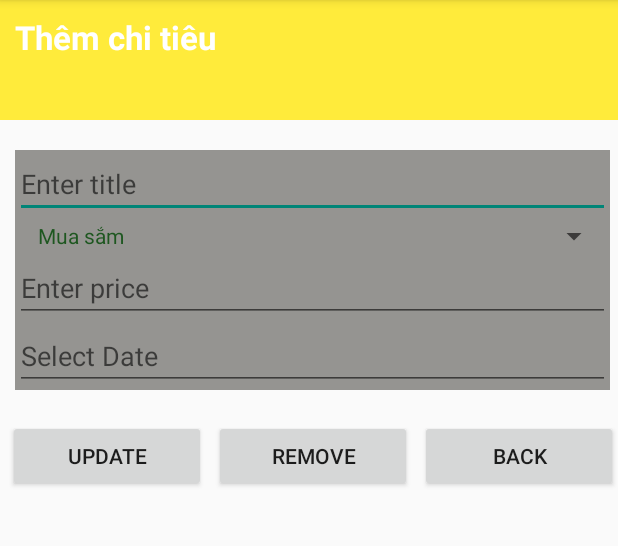
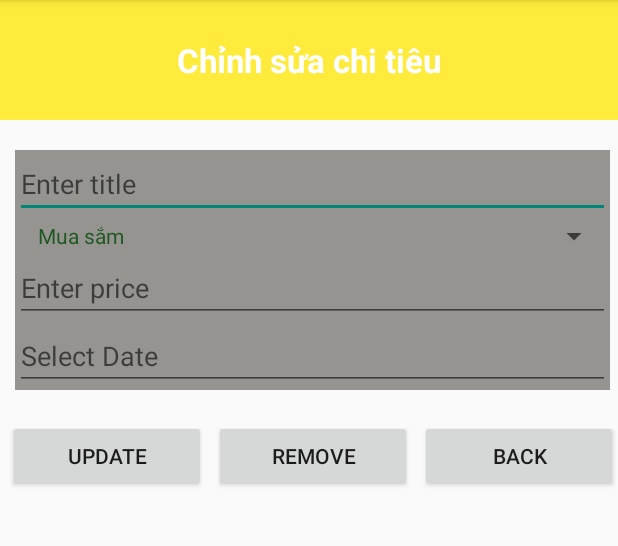
Before and after one commit to mduyen2505/expensemanager, an Android app: the UpdateDeleteActivity screen opened directly, with no data from a screen before it, after a tap on "UPDATE", on a phone screen of 412 x 824 dp, the part 84-630 px from its top. Run offline under Robolectric (Android 15) with nearby library versions, the phone set to English and light mode, and no system bars; 4 statements that could not run were skipped.

Commit message:
Duyen commit lan 2

```diff
--- a/app/build.gradle.kts
+++ b/app/build.gradle.kts
@@ -37,4 +37,5 @@ dependencies {
     testImplementation(libs.junit)
     androidTestImplementation(libs.ext.junit)
     androidTestImplementation(libs.espresso.core)
+    implementation("com.github.PhilJay:MPAndroidChart:v3.1.0")
 }
--- a/app/src/main/java/com/example/expensemanager/UpdateDeleteActivity.java
+++ b/app/src/main/java/com/example/expensemanager/UpdateDeleteActivity.java
@@ -90,9 +90,11 @@ public class UpdateDeleteActivity extends AppCompatActivity implements View.OnCl
                 Date.setText(date);
             }, year, month, day);
             dialog.show();
-        } else if (view == btBack) {
+        }
+        if (view == btBack) {
             finish();
-        } else if (view == btUpdate) {
+        }
+         if (view == btUpdate) {
             String t = Title.getText().toString();
             String p = Price.getText().toString();
             String c = sp.getSelectedItem().toString();
@@ -104,7 +106,8 @@ public class UpdateDeleteActivity extends AppCompatActivity implements View.OnCl
                 db.update(i);
                 finish();
             }
-        } else if (view == btRemove) {
+        }
+         if (view == btRemove) {
             int id = item.getId();
             AlertDialog.Builder builder = new AlertDialog.Builder(view.getContext());
             builder.setTitle("Thông báo xóa");
--- a/app/src/main/res/layout/activity_main.xml
+++ b/app/src/main/res/layout/activity_main.xml
@@ -26,7 +26,7 @@
         android:id="@+id/fab"
         android:layout_alignParentBottom="true"
         android:layout_alignParentRight="true"
-        android:layout_marginBottom="150dp"
+        android:layout_marginBottom="120dp"
         android:layout_marginRight="20dp"
         android:backgroundTint="@color/yellow"
         android:src="@drawable/them"
--- a/app/src/main/res/layout/activity_update_delete.xml
+++ b/app/src/main/res/layout/activity_update_delete.xml
@@ -15,12 +15,13 @@
         <TextView
             android:layout_width="match_parent"
             android:layout_height="match_parent"
-            android:text="Thêm chi tiêu"
+            android:text="Chỉnh sửa chi tiêu"
             android:textSize="22dp"
             android:layout_margin="10dp"
             android:layout_gravity="center"
             android:textColor="@color/white"
-            android:textStyle="bold">
+            android:textStyle="bold"
+            android:gravity="center">
 
         </TextView>
 
--- a/app/src/main/res/layout/fragment_home.xml
+++ b/app/src/main/res/layout/fragment_home.xml
@@ -17,7 +17,8 @@
             android:layout_marginTop="10dp"
             android:text="Quản lý chi tiêu "
             android:textColor="@android:color/white"
-            android:textSize="20dp" />
+            android:textSize="20dp"
+            />
     </LinearLayout>
 
     <TextView
--- a/settings.gradle.kts
+++ b/settings.gradle.kts
@@ -9,12 +9,14 @@ pluginManagement {
         }
         mavenCentral()
         gradlePluginPortal()
+        jcenter()
     }
 }
 dependencyResolutionManagement {
     repositoriesMode.set(RepositoriesMode.FAIL_ON_PROJECT_REPOS)
     repositories {
         google()
+        maven(url = "https://jitpack.io")
         mavenCentral()
     }
 }
```
Also changed, not shown: app/src/main/java/com/example/expensemanager/fragment/FragmentHome.java (+4 -3 lines), app/src/main/java/com/example/expensemanager/fragment/FragmentStatistics.java (+31 -3 lines), app/src/main/res/layout/fragment_statistics.xml (+13 -5 lines).
